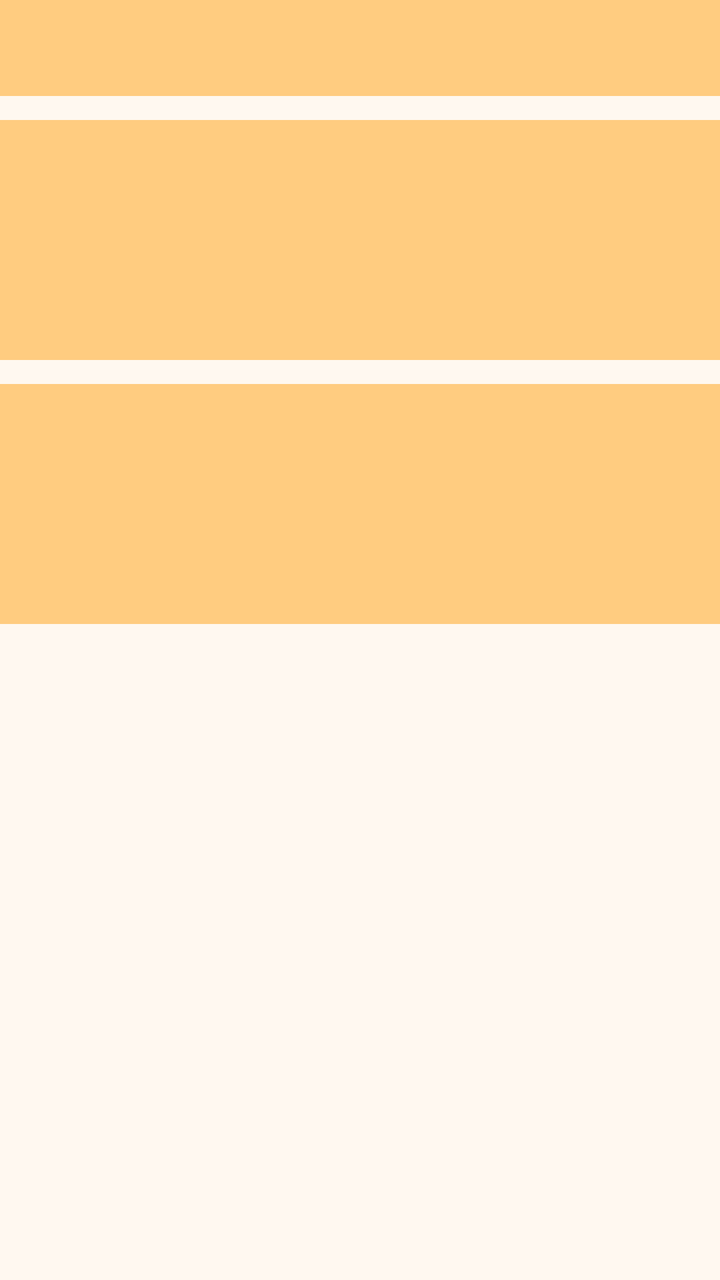
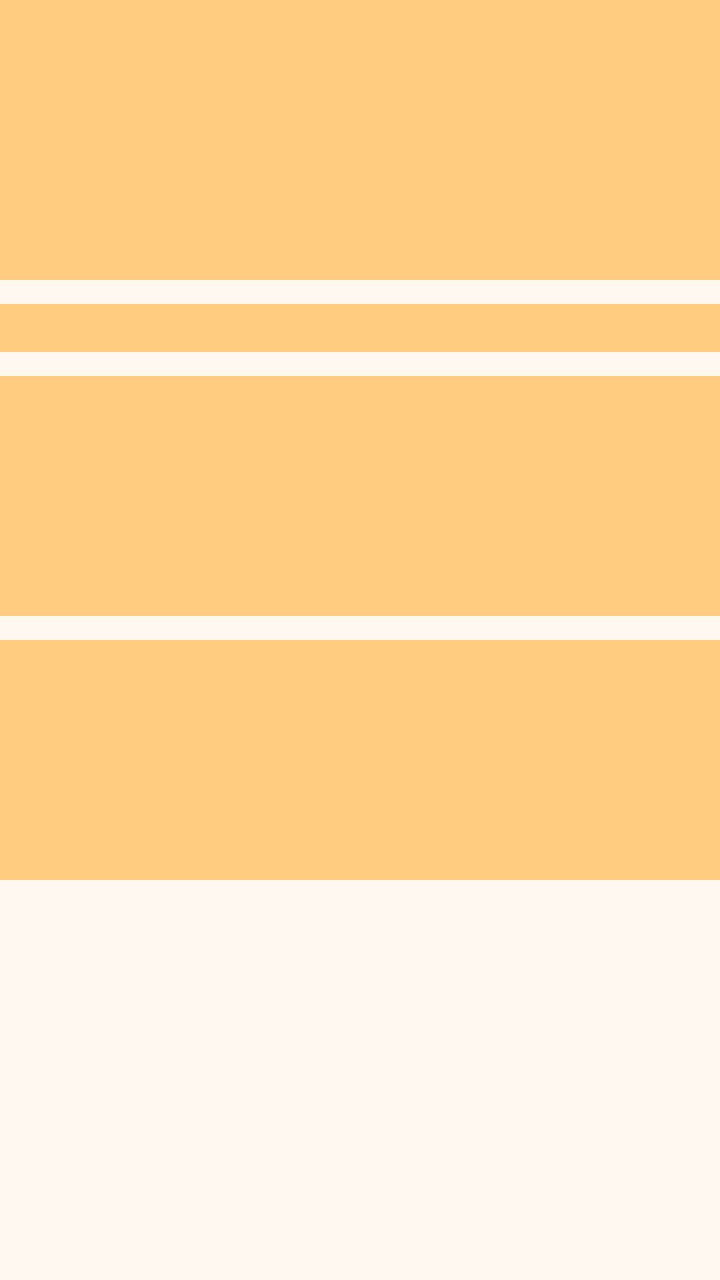

Before-and-after screenshots of an Android layout around one commit, followed by the original layout XML and the change that was made.
<!-- AndroidManifest.xml: application theme Theme.VikrSaathi -->
<!-- res/layout/layout_skeleton_dashboard.xml -->
<?xml version="1.0" encoding="utf-8"?>
<LinearLayout xmlns:android="http://schemas.android.com/apk/res/android"
    android:layout_width="match_parent"
    android:layout_height="wrap_content"
    android:orientation="vertical">

    <View
        android:layout_width="match_parent"
        android:layout_height="48dp"
        android:layout_marginBottom="12dp"
        android:background="@color/skeleton" />

    <View
        android:layout_width="match_parent"
        android:layout_height="120dp"
        android:layout_marginBottom="12dp"
        android:background="@color/skeleton" />

    <View
        android:layout_width="match_parent"
        android:layout_height="120dp"
        android:background="@color/skeleton" />
</LinearLayout>
<!-- resources referenced by this layout -->
<resources>
  <color name="skeleton">#FFCC80</color>
  <style name="Theme.VikrSaathi" parent="Theme.Material3.DayNight.NoActionBar">
          <item name="colorPrimary">@color/orange_primary</item>
          <item name="colorPrimaryDark">@color/orange_primary_dark</item>
          <item name="colorPrimaryVariant">@color/orange_primary_dark</item>
          <item name="colorOnPrimary">@color/orange_on_primary</item>
          <item name="colorSecondary">@color/orange_accent</item>
          <item name="colorSecondaryVariant">@color/orange_700</item>
          <item name="colorOnSecondary">@color/black</item>
          <item name="colorPrimaryContainer">@color/orange_100</item>
          <item name="colorOnPrimaryContainer">@color/orange_900</item>
          <item name="colorSurface">@color/surface_card</item>
          <item name="colorOnSurface">@color/text_primary_dark</item>
          <item name="colorSurfaceVariant">@color/orange_surface</item>
          <item name="colorOnSurfaceVariant">@color/text_secondary_dark</item>
          <item name="colorOutline">@color/stroke_default</item>
          <item name="colorOutlineVariant">@color/stroke_subtle</item>
          <item name="android:colorBackground">@color/orange_surface</item>
          <item name="android:statusBarColor">@color/orange_primary_dark</item>
          <item name="android:navigationBarColor">@color/orange_primary_dark</item>
          <item name="materialSwitchStyle">@style/VikrSaathiSwitch</item>
          <item name="materialButtonOutlinedStyle">@style/VikrSaathiOutlinedButton</item>
      </style>
  <color name="orange_primary">#F57C00</color>
  <color name="orange_primary_dark">#E65100</color>
  <color name="orange_on_primary">#FFFFFF</color>
  <color name="orange_accent">#FFB74D</color>
  <color name="orange_700">#F57C00</color>
  <color name="black">#FF000000</color>
  <color name="orange_100">#FFE0B2</color>
  <color name="orange_900">#E65100</color>
  <color name="surface_card">#FFFFFF</color>
  <color name="text_primary_dark">#212121</color>
  <color name="orange_surface">#FFF8F0</color>
  <color name="text_secondary_dark">#5D4037</color>
  <color name="stroke_default">@color/orange_200</color>
  <color name="stroke_subtle">@color/orange_100</color>
  <style name="VikrSaathiSwitch" parent="Widget.Material3.CompoundButton.MaterialSwitch">
          <item name="thumbTint">@color/switch_thumb_tint</item>
          <item name="trackTint">@color/switch_track_tint</item>
          <item name="trackDecorationTint">@color/switch_track_decoration_tint</item>
      </style>
  <style name="VikrSaathiOutlinedButton" parent="Widget.Material3.Button.OutlinedButton">
          <item name="android:textColor">@color/button_outlined_text</item>
          <item name="strokeColor">@color/button_outlined_stroke</item>
      </style>
  <color name="orange_200">#FFCC80</color>
</resources>

<!-- the commit's change to res/layout/layout_skeleton_dashboard.xml (unified diff, before → after) -->
@@ -6,7 +6,13 @@
 
     <View
         android:layout_width="match_parent"
-        android:layout_height="48dp"
+        android:layout_height="140dp"
+        android:layout_marginBottom="12dp"
+        android:background="@color/skeleton" />
+
+    <View
+        android:layout_width="match_parent"
+        android:layout_height="24dp"
         android:layout_marginBottom="12dp"
         android:background="@color/skeleton" />
 
